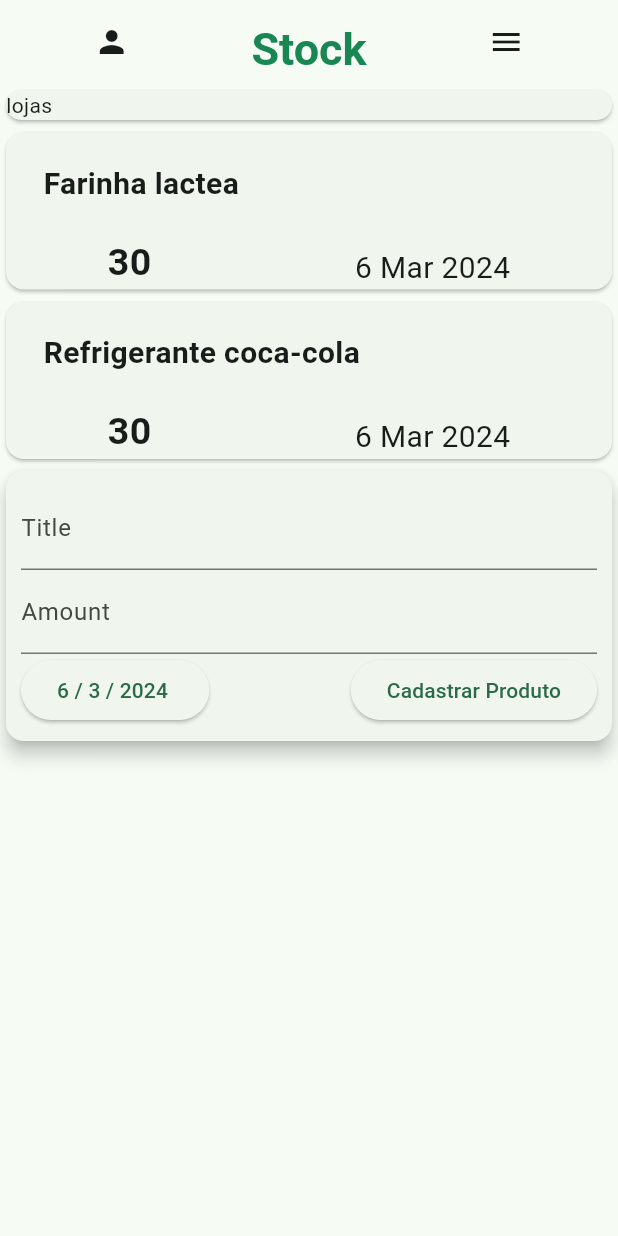
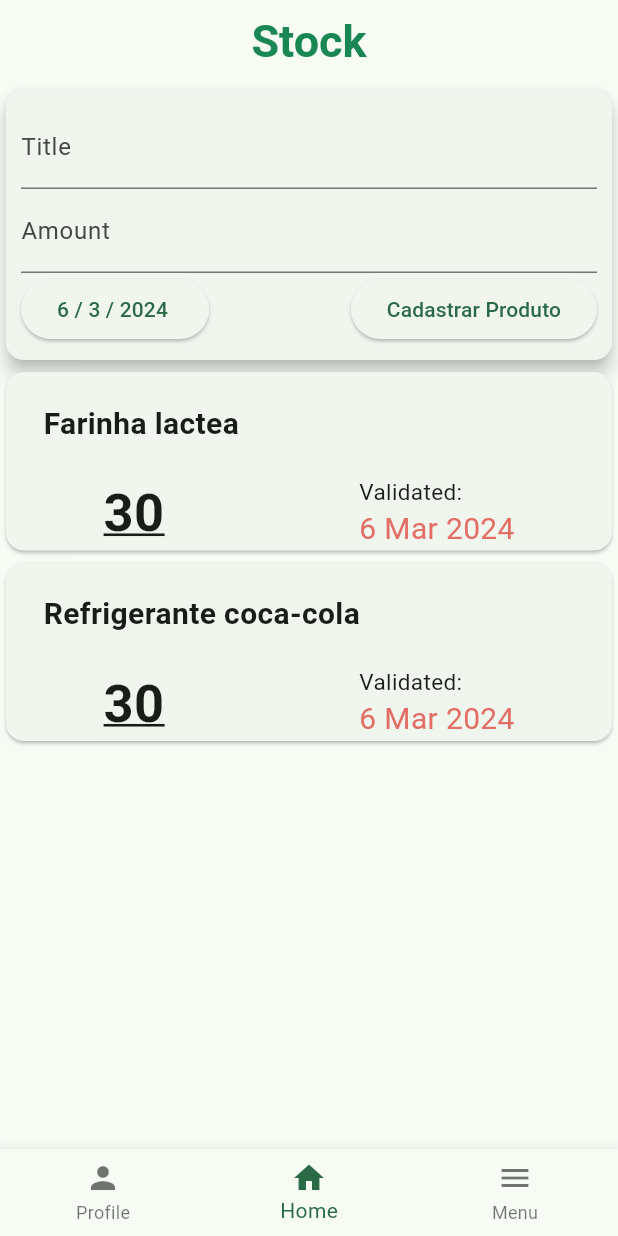
Before and after one commit to ErickDutra/stock_app, a Flutter app: the screen it shows after launch, on a phone screen of 412 x 824 dp. Run offline on Flutter 3.47's test engine with Material 3 defaults, Android fonts, the light colour scheme and no system bars.

Commit message:
home page bar and format text date validated

```diff
--- /dev/null
+++ b/projeto_petz/lib/components/home_page.dart
@@ -0,0 +1,89 @@
+import 'package:flutter/material.dart';
+import 'package:flutter/widgets.dart';
+
+import 'products_user.dart';
+
+class HomePage extends StatefulWidget {
+  const HomePage({super.key});
+
+  @override
+  State<HomePage> createState() => _HomePageState();
+}
+
+class _HomePageState extends State<HomePage> {
+  int pageActualCount = 1;
+  late PageController pc;
+
+  void initState() {
+    super.initState();
+    pc = PageController(initialPage: pageActualCount);
+  }
+
+  setPageActual(page) {
+    setState(() {
+      pageActualCount = page;
+    });
+  }
+
+  @override
+  Widget build(BuildContext context) {
+    return Scaffold(
+      appBar: AppBar(
+        title: Row(
+          crossAxisAlignment: CrossAxisAlignment.end,
+          mainAxisAlignment: MainAxisAlignment.spaceAround,
+          children: [
+            Container(
+              child: Text(
+                'Stock',
+                style: TextStyle(
+                    fontWeight: FontWeight.bold,
+                    fontSize: 30,
+                    color: Color.fromRGBO(25, 135, 84, 1)),
+              ),
+            )
+          ],
+        ),
+      ),
+      body: PageView(
+        controller: pc,
+        children: [
+          ProfilePage(),
+          SingleChildScrollView(child: ProductsUser()),
+          MenuPage()
+        ],
+        onPageChanged: setPageActual,
+      ),
+      bottomNavigationBar: BottomNavigationBar(
+        currentIndex: pageActualCount,
+        items: [
+          BottomNavigationBarItem(icon: Icon(Icons.person), label: "Profile"),
+          BottomNavigationBarItem(icon: Icon(Icons.home), label: "Home"),
+          BottomNavigationBarItem(icon: Icon(Icons.menu), label: "Menu"),
+        ],
+        onTap: (page) {
+          pc.animateToPage(page,
+              duration: Duration(milliseconds: 400), curve: Curves.linear);
+        },
+      ),
+    );
+  }
+}
+
+class MenuPage extends StatelessWidget {
+  @override
+  Widget build(BuildContext context) {
+    return Container(
+      child: Text('Page 2'),
+    );
+  }
+}
+
+class ProfilePage extends StatelessWidget {
+  @override
+  Widget build(BuildContext context) {
+    return Container(
+      child: Text('Page 0'),
+    );
+  }
+}
--- a/projeto_petz/lib/components/product_form.dart
+++ b/projeto_petz/lib/components/product_form.dart
@@ -1,4 +1,3 @@
-import 'package:flutter/animation.dart';
 import 'package:flutter/material.dart';
 import 'package:flutter/widgets.dart';
 
@@ -17,7 +16,17 @@ class ProductFormState extends State<ProductForm> {
   final amountController = TextEditingController();
   DateTime selectedDate = DateTime.now();
 
+  _submitForm() {
+    final title = titleController.text;
+    final amount = int.tryParse(amountController.text) ?? 0;
+    final date = selectedDate;
 
+    if (title.isEmpty || amount <= 0) {
+      return;
+    }
+
+    widget.onSubmit(title, amount, date);
+  }
 
   @override
   Widget build(BuildContext context) {
@@ -37,6 +46,7 @@ class ProductFormState extends State<ProductForm> {
             TextField(
               onChanged: (newValue) {},
               controller: amountController,
+              keyboardType: TextInputType.numberWithOptions(decimal: true),
               decoration: InputDecoration(
                 labelText: 'Amount',
               ),
@@ -61,13 +71,9 @@ class ProductFormState extends State<ProductForm> {
                   },
                 ),
                 ElevatedButton(
-                    onPressed: () {
-                      final title = titleController.text;
-                      final amount = int.tryParse(amountController.text) ?? 0;
-                      final date = selectedDate;
-                      widget.onSubmit(title, amount, date);
-                    },
-                    child: Text('Cadastrar Produto'))
+                    onPressed: _submitForm,
+                    child: Text('Cadastrar Produto'),
+                    ),
               ],
             ),
           ],
--- a/projeto_petz/lib/components/products_list.dart
+++ b/projeto_petz/lib/components/products_list.dart
@@ -3,26 +3,42 @@ import 'package:intl/intl.dart';
 
 import '../models/products.dart';
 
-class ProductList extends StatelessWidget {
+class ProductList extends StatefulWidget {
   final List<Product> products;
 
   ProductList(this.products);
 
   @override
+  _ProductListState createState() => _ProductListState();
+}
+
+class _ProductListState extends State<ProductList> {
+  DateTime dataToday = DateTime.now();
+
+  int calculateDaysDifference(DateTime dataToday, DateTime dataRegistered) {
+    Duration diferenca = dataRegistered.difference(dataToday);
+    int diferencaDias = diferenca.inDays;
+    return diferencaDias;
+  }
+
+  @override
   Widget build(BuildContext context) {
-    return Column(
-            children: products.map((tr) {
+    return Container(
+      height: 400,
+      child: ListView.builder(
+        itemCount: widget.products.length,
+        itemBuilder: (ctx, index) {
+          final pr = widget.products[index];
           return Card(
             child: Column(
               crossAxisAlignment: CrossAxisAlignment.start,
               children: [
                 Container(
-                      margin:
-                          EdgeInsets.symmetric(horizontal: 15, vertical: 10),
+                  margin: EdgeInsets.symmetric(horizontal: 15, vertical: 10),
                   decoration: BoxDecoration(),
                   padding: EdgeInsets.all(10),
                   child: Text(
-                        tr.title.toString(),
+                    pr.title.toString(),
                     style: TextStyle(
                       fontWeight: FontWeight.bold,
                       fontSize: 20,
@@ -34,25 +50,42 @@ class ProductList extends StatelessWidget {
                   mainAxisAlignment: MainAxisAlignment.spaceAround,
                   children: [
                     Text(
-                          tr.amount.toString(),
+                      pr.amount.toString(),
                       style: TextStyle(
                         fontWeight: FontWeight.bold,
-                            fontSize: 25,
+                        fontSize: 35,
+                        decoration: TextDecoration.underline,
+                      ),
+                    ),
+                    Column(
+                      crossAxisAlignment: CrossAxisAlignment.start,
+                      children: [
+                        Text(
+                          'Validated:',
+                          style: TextStyle(
+                            fontSize: 15,
                           ),
                         ),
                         Text(
-                          DateFormat('d MMM y').format(tr.date),
+                          DateFormat('d MMM y').format(pr.date),
                           style: TextStyle(
                             fontWeight: FontWeight.normal,
                             fontSize: 20,
+                            color:
+                                calculateDaysDifference(dataToday, pr.date) < 30
+                                    ? const Color.fromARGB(255, 226, 110, 102)
+                                    : Colors.green,
                           ),
+                        ),
+                      ],
                     ),
                   ],
                 )
               ],
             ),
           );
-            }).toList(),
+        },
+      ),
     );
   }
 }
--- a/projeto_petz/lib/components/products_user.dart
+++ b/projeto_petz/lib/components/products_user.dart
@@ -42,7 +42,7 @@ class _ProductsUserState extends State<ProductsUser> {
   @override
   Widget build(BuildContext context) {
     return Column(
-      children: [ProductList(_products), ProductForm(_addProduct)],
+      children: [ ProductForm(_addProduct),ProductList(_products),],
     );
   }
 }
--- a/projeto_petz/lib/main.dart
+++ b/projeto_petz/lib/main.dart
@@ -1,5 +1,6 @@
 import 'package:flutter/material.dart';
-import 'package:projeto_petz/components/products_user.dart';
+
+import 'components/home_page.dart';
 
 main() {
   runApp(MainApp());
@@ -15,49 +16,7 @@ class MainApp extends StatelessWidget {
           seedColor: Color.fromRGBO(25, 135, 84, 1),
         ),
       ),
-      home: MyHomePage(),
+      home: HomePage(),
     );
   }
 }
-
-class MyHomePage extends StatelessWidget {
-  @override
-  Widget build(BuildContext context) {
-    return Scaffold(
-      appBar: AppBar(
-        title: Row(
-          crossAxisAlignment: CrossAxisAlignment.end,
-          mainAxisAlignment: MainAxisAlignment.spaceAround,
-          children: [
-            Container(
-                child: IconButton(
-              onPressed: () {},
-              icon: Icon(Icons.person),
-            )),
-            Container(
-              child: Text(
-                'Stock',
-                style: TextStyle(
-                    fontWeight: FontWeight.bold,
-                    fontSize: 30,
-                    color: Color.fromRGBO(25, 135, 84, 1)),
-              ),
-            ),
-            Container(
-                child: IconButton(
-              onPressed: () {},
-              icon: Icon(Icons.menu),
-            ))
-          ],
-        ),
-      ),
-      body: Column(
-        crossAxisAlignment: CrossAxisAlignment.center,
-        children: [
-          Container(width: double.infinity, child: Card(child: Text('lojas'))),
-          ProductsUser(),
-        ],
-      ),
-    );
-  }
-}
```
Lines whose indentation alone changed are shown as unchanged.
